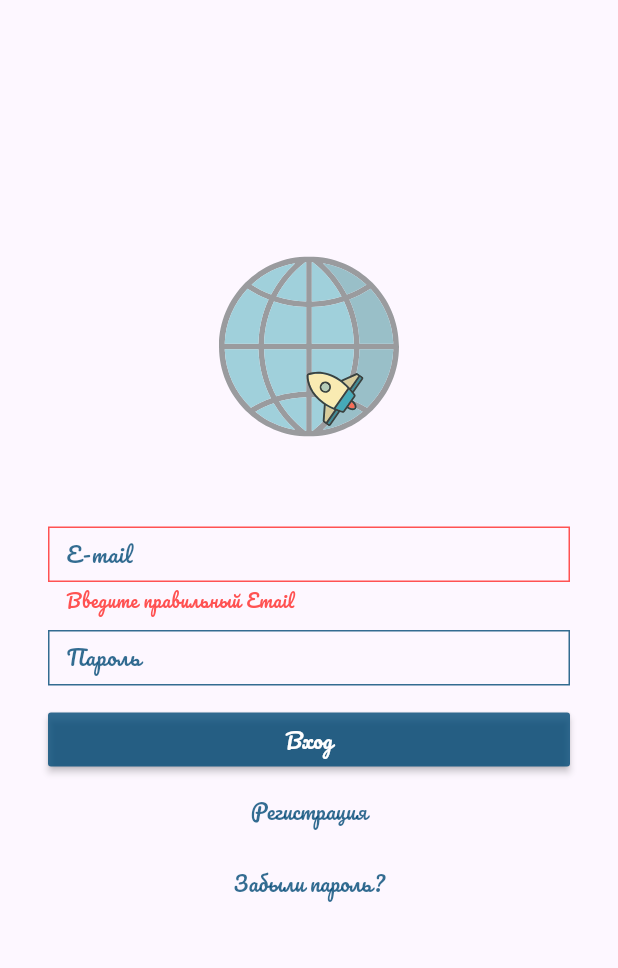
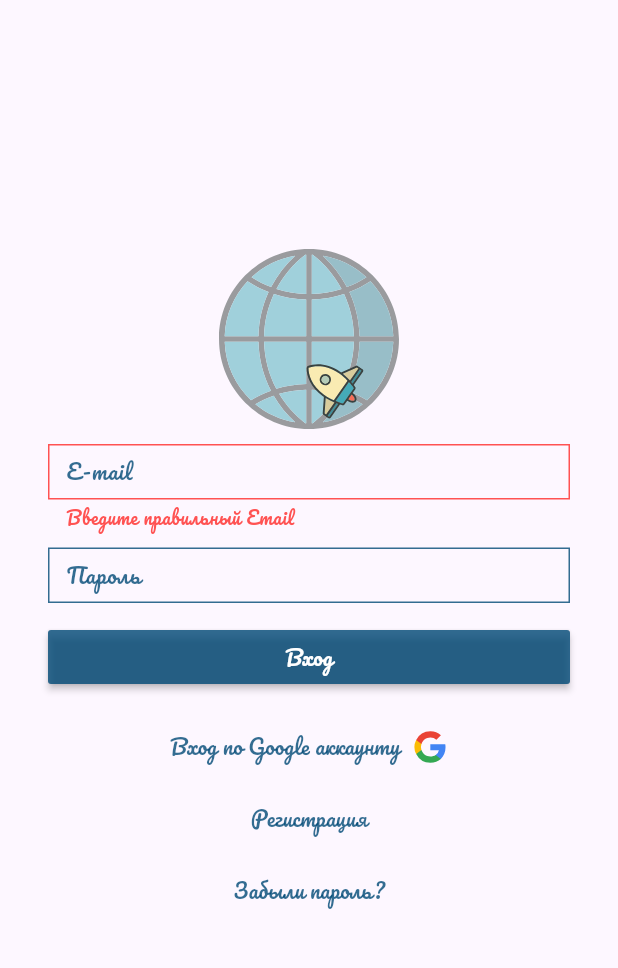
Before and after one commit to MaksimKischenko/NevesomiyPoetry, a Flutter app: the screen it shows after launch, after a tap on "Вход", on a phone screen of 412 x 824 dp, the part 60-1028 px from its top. Run offline on Flutter 3.47's test engine with Material 3 defaults, Android fonts, the phone set to English and light mode, and no system bars; our stand-ins replace bloc, bloc_concurrency, cloud_firestore, confetti, connectivity_plus, either_dart and 12 more; accounts and stored records are empty.

Commit message:
google auth

```diff
--- a/lib/domain/entites/svg_repo.dart
+++ b/lib/domain/entites/svg_repo.dart
@@ -18,6 +18,7 @@ enum SvgRepo {
   star('assets/icons/star.svg'),
   like('assets/icons/thumb-up.svg'),
   plain('assets/icons/plane.svg'),
+  google('assets/icons/google.svg'),
   modem('assets/icons/modem.svg'),
   rocket('assets/icons/rocket.svg'),
   wrench('assets/icons/wrench.svg');
--- a/lib/presentation/bloc/auth/auth_event.dart
+++ b/lib/presentation/bloc/auth/auth_event.dart
@@ -9,11 +9,11 @@ sealed class AuthEvent extends Equatable {
 
 final class AuthCheckState extends AuthEvent {}
 
-final class AuthLogin extends AuthEvent {
+final class AuthSignIn extends AuthEvent {
   final String email;
   final String password;
 
-  const AuthLogin({
+  const AuthSignIn({
     required this.email,
     required this.password
   });
@@ -21,6 +21,8 @@ final class AuthLogin extends AuthEvent {
   @override
   List<Object?> get props => [email, password];
 }
+
+final class AuthSignInWithGoogle extends AuthEvent {}
 
 final class AuthSignUp extends AuthEvent {
   final String email;
--- a/lib/presentation/screens/sign_in/sing_in_screen.dart
+++ b/lib/presentation/screens/sign_in/sing_in_screen.dart
@@ -3,6 +3,7 @@ import 'package:flutter/material.dart';
 import 'package:flutter_bloc/flutter_bloc.dart';
 import 'package:go_router/go_router.dart';
 import 'package:nevesomiy/domain/entites/ettities.dart';
+import 'package:nevesomiy/presentation/bloc/auth/auth_bloc.dart';
 import 'package:nevesomiy/presentation/bloc/bloc.dart';
 import 'package:nevesomiy/presentation/widgets/widget.dart';
 import 'package:nevesomiy/utils/modal_dialogs.dart';
@@ -79,12 +80,13 @@ class _SignInScreenState extends State<SignInScreen>  with TickerProviderStateMi
                   opacityAnimationRocket: _opacityAnimationRocket,
                   opacityAnimationSpaceMap: _opacityAnimationSpaceMap,
                 ),
-                const SizedBox(height: 60),
+                const SizedBox(height: 10),
                 SignInBody(
                   formKey: _formKey,
                   emailTextInputController: _emailTextInputController,
                   passwordTextInputController: _passwordTextInputController,
-                  onSignInTap: _onLogin,
+                  onSignInTap: _onSignIn,
+                  onSignInGoogleTap: _onSignInWithGoole,
                   onSignOutTap: () => context.push('/signUp'),
                   onForgetPasswordTap: () => context.push('/reset'),
                 ),
@@ -113,17 +115,20 @@ class _SignInScreenState extends State<SignInScreen>  with TickerProviderStateMi
     );
   }
 
-  void _onLogin() {
+  void _onSignIn() {
     if (_formKey.currentState?.validate() ?? false) {
       _formKey.currentState?.save();
       context.read<AuthBloc>().add(
-        AuthLogin(
+        AuthSignIn(
           email: _emailTextInputController.text.trim(),
           password: _passwordTextInputController.text.trim()
       ));
     }
   }
 
+  void _onSignInWithGoole() {
+    context.read<AuthBloc>().add(AuthSignInWithGoogle());
+  }
 
   void _onInitControllersAndKeys() {
     _formKey = GlobalKey<FormState>();
--- a/lib/presentation/screens/sign_in/widgets/sign_in_body.dart
+++ b/lib/presentation/screens/sign_in/widgets/sign_in_body.dart
@@ -2,6 +2,8 @@
 
 import 'package:email_validator/email_validator.dart';
 import 'package:flutter/material.dart';
+import 'package:flutter_svg/svg.dart';
+import 'package:nevesomiy/domain/entites/svg_repo.dart';
 import 'package:nevesomiy/presentation/widgets/widget.dart';
 
 
@@ -10,6 +12,7 @@ class SignInBody extends StatelessWidget {
   final TextEditingController emailTextInputController;
   final TextEditingController passwordTextInputController;
   final Function() onSignInTap;
+  final Function() onSignInGoogleTap;
   final Function() onSignOutTap;
   final Function() onForgetPasswordTap;
 
@@ -19,6 +22,7 @@ class SignInBody extends StatelessWidget {
     required this.emailTextInputController,
     required this.passwordTextInputController,
     required this.onSignInTap,
+    required this.onSignInGoogleTap,
     required this.onSignOutTap,
     required this.onForgetPasswordTap,
   });
@@ -57,6 +61,29 @@ class SignInBody extends StatelessWidget {
               name: 'Вход',
               onTap: onSignInTap,
             ),
+            const SizedBox(height: 12),
+            TextButton(
+              onPressed: onSignInGoogleTap,   //Theme.of(context).textButtonTheme.style,
+              child: Row(
+                mainAxisAlignment: MainAxisAlignment.center,
+                children: [
+                  Text(
+                    'Вход по Google аккаунту',
+                    style: TextStyle(
+                      fontSize: 14,
+                      fontFamily: 'Pacifico',
+                      color: Theme.of(context).colorScheme.primary,
+                    )
+                  ),
+                  const SizedBox(width: 8),
+                  SvgPicture.asset(
+                    SvgRepo.google.location,
+                    width: 24,
+                    height: 24,
+                  )
+                ],
+              )
+            ),
             TextButton(
               onPressed: onSignOutTap,   //Theme.of(context).textButtonTheme.style,
               child: Text(
--- a/pubspec.yaml
+++ b/pubspec.yaml
@@ -22,6 +22,7 @@ dependencies:
   # fireBase and notifier
   firebase_core: ^2.31.0
   firebase_auth: ^4.19.6
+  google_sign_in: ^6.2.1
   firebase_messaging: ^14.9.3
   # firebase_in_app_messaging: ^0.7.5+6
   cloud_firestore: ^4.17.4
```
Also changed, not shown: lib/data/failure.dart (+19 -0 lines), lib/domain/services/fire_base_auth_service.dart (+26 -2 lines), lib/presentation/bloc/auth/auth_bloc.dart (+21 -4 lines), assets/icons/google.svg (added), pubspec.lock, 3 other files.
